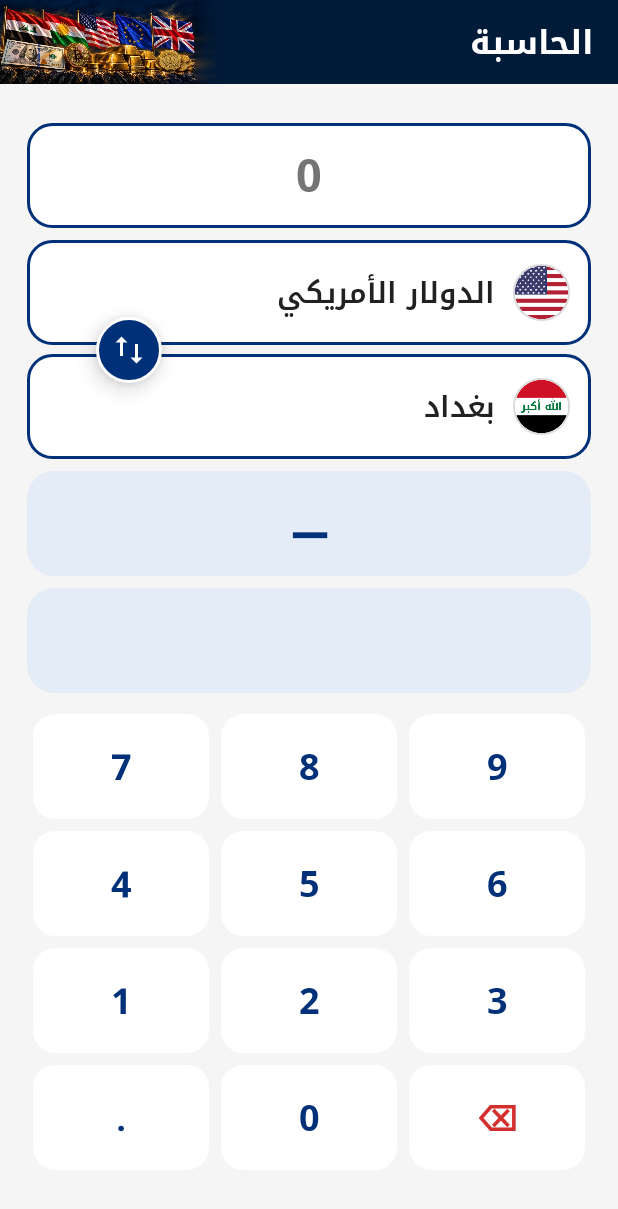
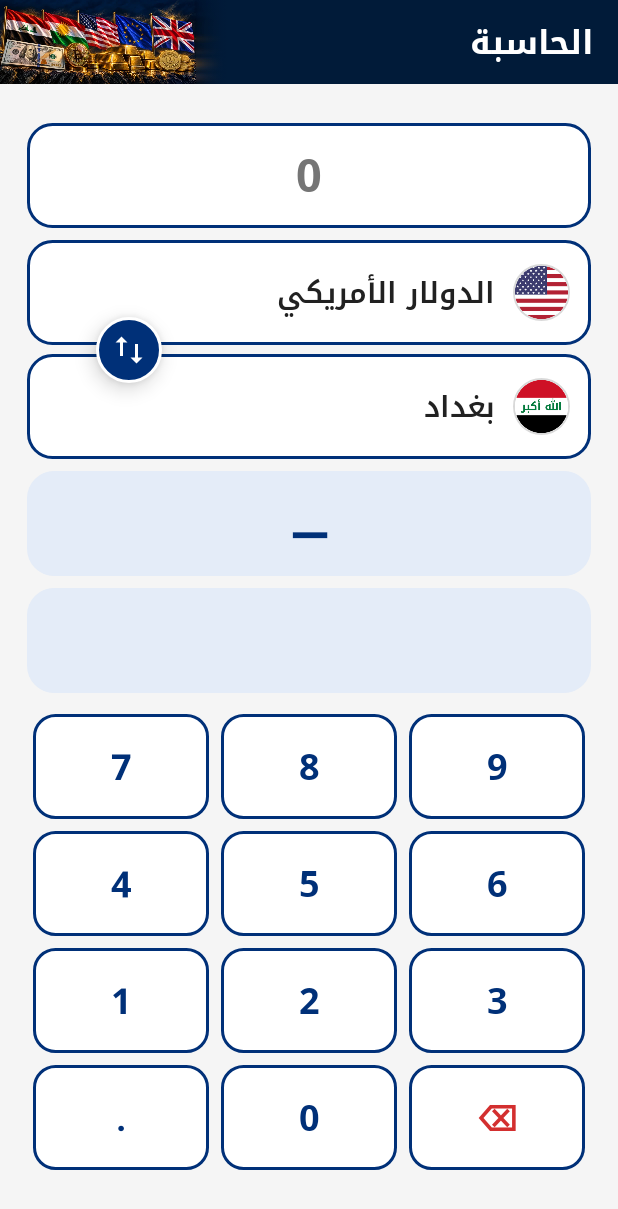
Before and after one commit to techmohammed/Borsat-Dinari, an Android app: the CalculatorActivity screen opened directly, with no data from a screen before it, on a phone screen of 412 x 824 dp. Shown: the top 1209 px of the screen. Run offline under Robolectric (Android 15) with nearby library versions, the phone set to English and light mode, and no system bars; network calls fail; pictures from the network do not load.

Commit message:
Refine app and web interfaces

```diff
--- a/app/src/main/res/layout/activity_calculator.xml
+++ b/app/src/main/res/layout/activity_calculator.xml
@@ -235,18 +235,18 @@
                 android:alignmentMode="alignMargins"
                 android:useDefaultMargins="true">
 
-                <Button android:id="@+id/key9" android:text="9" style="@style/CalculatorKeyStyle" />
-                <Button android:id="@+id/key8" android:text="8" style="@style/CalculatorKeyStyle" />
-                <Button android:id="@+id/key7" android:text="7" style="@style/CalculatorKeyStyle" />
-                <Button android:id="@+id/key6" android:text="6" style="@style/CalculatorKeyStyle" />
-                <Button android:id="@+id/key5" android:text="5" style="@style/CalculatorKeyStyle" />
-                <Button android:id="@+id/key4" android:text="4" style="@style/CalculatorKeyStyle" />
-                <Button android:id="@+id/key3" android:text="3" style="@style/CalculatorKeyStyle" />
-                <Button android:id="@+id/key2" android:text="2" style="@style/CalculatorKeyStyle" />
-                <Button android:id="@+id/key1" android:text="1" style="@style/CalculatorKeyStyle" />
-                <Button android:id="@+id/keyDelete" android:text="⌫" android:contentDescription="مسح مرتبة" style="@style/CalculatorDeleteKeyStyle" />
-                <Button android:id="@+id/key0" android:text="0" style="@style/CalculatorKeyStyle" />
-                <Button android:id="@+id/keyPoint" android:text="." style="@style/CalculatorKeyStyle" />
+                <androidx.appcompat.widget.AppCompatButton android:id="@+id/key9" android:text="9" style="@style/CalculatorKeyStyle" />
+                <androidx.appcompat.widget.AppCompatButton android:id="@+id/key8" android:text="8" style="@style/CalculatorKeyStyle" />
+                <androidx.appcompat.widget.AppCompatButton android:id="@+id/key7" android:text="7" style="@style/CalculatorKeyStyle" />
+                <androidx.appcompat.widget.AppCompatButton android:id="@+id/key6" android:text="6" style="@style/CalculatorKeyStyle" />
+                <androidx.appcompat.widget.AppCompatButton android:id="@+id/key5" android:text="5" style="@style/CalculatorKeyStyle" />
+                <androidx.appcompat.widget.AppCompatButton android:id="@+id/key4" android:text="4" style="@style/CalculatorKeyStyle" />
+                <androidx.appcompat.widget.AppCompatButton android:id="@+id/key3" android:text="3" style="@style/CalculatorKeyStyle" />
+                <androidx.appcompat.widget.AppCompatButton android:id="@+id/key2" android:text="2" style="@style/CalculatorKeyStyle" />
+                <androidx.appcompat.widget.AppCompatButton android:id="@+id/key1" android:text="1" style="@style/CalculatorKeyStyle" />
+                <androidx.appcompat.widget.AppCompatButton android:id="@+id/keyDelete" android:text="⌫" android:contentDescription="مسح مرتبة" style="@style/CalculatorDeleteKeyStyle" />
+                <androidx.appcompat.widget.AppCompatButton android:id="@+id/key0" android:text="0" style="@style/CalculatorKeyStyle" />
+                <androidx.appcompat.widget.AppCompatButton android:id="@+id/keyPoint" android:text="." style="@style/CalculatorKeyStyle" />
             </GridLayout>
 
         </LinearLayout>
--- a/app/src/main/res/values/strings.xml
+++ b/app/src/main/res/values/strings.xml
@@ -266,4 +266,5 @@
     <string name="rate_none">كن أول من يقيّم التطبيق</string>
     <string name="guide_more_title">ميزات أخرى</string>
     <string name="guide_more_text">•  حجم الخط: من الإعدادات اختر صغير أو متوسط أو كبير ويطبق على كل صفحات التطبيق.\n•  المفضلة تتسع حتى 10 بورصات (وحتى 5 عند تفعيل الأخبار في الرئيسية).\n•  مستطيلا «إجمالي الزوار» و«المتواجدون الآن» ثابتان فوق الشريط السفلي: الأول عدد الأجهزة التي فتحت التطبيق والثاني عدد من يستخدمه الآن.\n•  قيّم التطبيق من الإعدادات: اضغط على نجمة لتقييمك ويظهر متوسط تقييم الجميع. لكل جهاز تقييم واحد ويمكنك تغييره لاحقاً.\n•  نسخة الويب WebApp: https://borsatdinari.github.io/ تعمل من المتصفح وتضاف للشاشة الرئيسية، وتجدها أيضاً في قنوات التواصل.\n•  عدّاد الزوار والتقييم يستخدمان معرّفاً عشوائياً للجهاز لا يرتبط باسمك ولا ببياناتك.</string>
+    <string name="rate_button">تقييم</string>
 </resources>
```
Also changed, not shown: app/src/main/java/com/mohammed/currencyapp/MainActivity.kt (+69 -16 lines), 7 other files.
